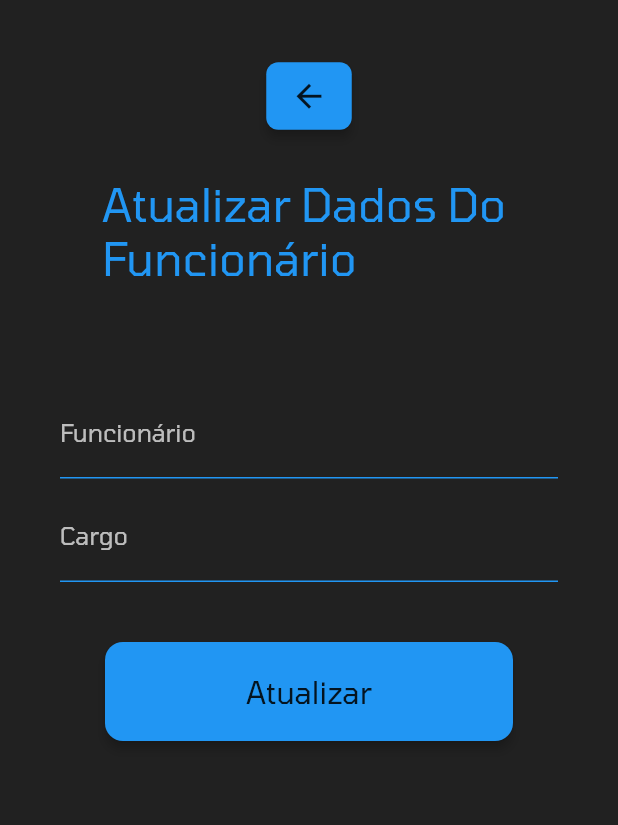
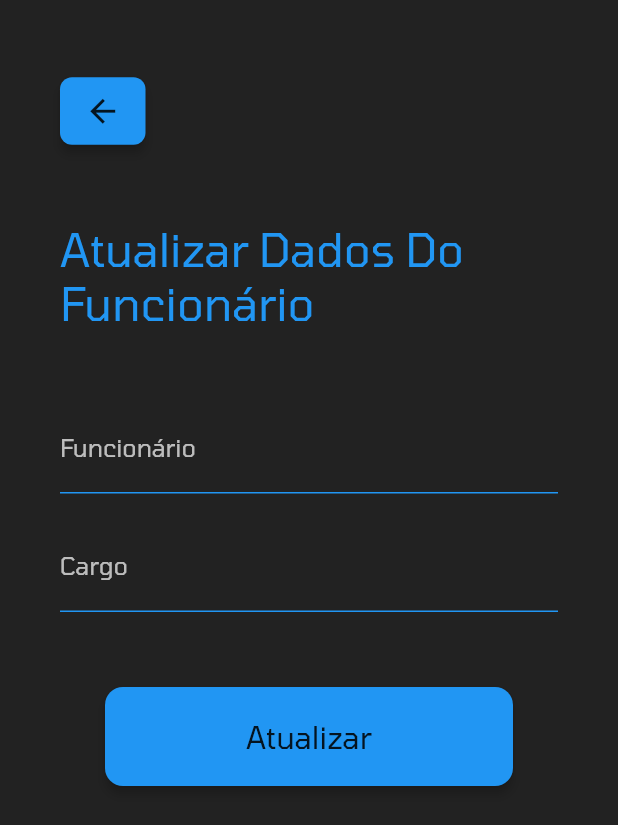
Before and after one commit to edmararocha/emplox_app, a Flutter app: the UpdateFuncPage screen opened by its route, on a phone screen of 412 x 824 dp. Shown: the top 825 px of the screen. Run offline on Flutter 3.47's test engine with Material 2 defaults, Android fonts, the phone set to English and light mode, and no system bars; our stand-ins replace connectivity_plus, dio; network calls fail.

Commit message:
GFX - 10/05

```diff
--- a/lib/src/components/card_item.dart
+++ b/lib/src/components/card_item.dart
@@ -11,8 +11,6 @@ class CardItem extends StatelessWidget {
   Widget build(BuildContext context) {
     return Padding(
       padding: const EdgeInsets.only(right: 15, left: 15),
-      child: GestureDetector(
-        onTap:() { Navigator.pushReplacementNamed(context, '/update_func'); },
         child: Column(
           children: [
             Card(
@@ -41,7 +39,6 @@ class CardItem extends StatelessWidget {
             Container(height: 20,),
           ],
         ),
-      ),
     );
   }
 }
--- a/lib/src/components/field_form.dart
+++ b/lib/src/components/field_form.dart
@@ -1,18 +1,24 @@
 import 'package:flutter/material.dart';
 
 class FieldForm extends StatelessWidget {
-  const FieldForm({ Key? key, required this.labelText, required this.controller}) : super(key: key);
+  const FieldForm({ Key? key, required this.labelText, required this.controller, required this.pwd, this.errorText}) : super(key: key);
 
   final TextEditingController controller;
   final String labelText;
+  final String? errorText;
+  final bool pwd;
 
   @override
   Widget build(BuildContext context) {
     return TextField(
+      style: TextStyle(color: Colors.white),
       controller: controller,
+      obscureText: pwd,
       decoration: InputDecoration(
         labelText: labelText,
+        errorText: errorText,
         labelStyle: const TextStyle(color: Colors.white70),
+        fillColor: Colors.white,
         border: const UnderlineInputBorder(borderSide: BorderSide(color: Colors.blue)),
         enabledBorder: const UnderlineInputBorder(
           borderSide: BorderSide(color: Colors.blue),
--- a/lib/src/presenters/UpdateFuncPresenter.dart
+++ b/lib/src/presenters/UpdateFuncPresenter.dart
@@ -10,38 +10,38 @@ abstract class UpdateFuncContract {
 }
 
 class UpdateFuncPresenter {
-
   final UpdateFuncContract updateFuncContract;
-
-  FuncRepository _funcRepository = FuncRepository();
-
   final state = ValueNotifier<UpdateFuncState>(UpdateFuncState.start);
 
   bool isLoading = false;
+  // bool result = false;
+
+  FuncRepository _funcRepository = FuncRepository();
+  TextEditingController name = TextEditingController();
+  TextEditingController role = TextEditingController();
 
   UpdateFuncPresenter(this.updateFuncContract);
 
-  TextEditingController name = TextEditingController();
-  TextEditingController role = TextEditingController();
-
   updateFuncManangement(name, role, id) async {
-    late bool isRegister;
+     late bool isRegister;
 
     state.value = UpdateFuncState.loading;
     isLoading = true;
     updateFuncContract.loadingManagement();
+
     try {
-      print("oioioi");
+      // print("oioioi");
+
       isRegister = await _funcRepository.fetchUpdateFunc(name, role, id);
-      print(isRegister);
+
+      // print(isRegister);
 
       if (!isRegister) {
         isLoading = false;
         updateFuncContract.loadingManagement();
-        print("isRegister: $isRegister");
+        // print("isRegister: $isRegister");
         updateFuncContract.Success();
       }
-
     } catch (e) {
       state.value = UpdateFuncState.error;
       print(e);
@@ -60,4 +60,4 @@ class UpdateFuncPresenter {
   }
 }
 
-enum UpdateFuncState {start, error, loading}
+enum UpdateFuncState { start, error, loading }
--- a/lib/src/repositories/routes.dart
+++ b/lib/src/repositories/routes.dart
@@ -59,6 +59,7 @@ class Routes {
 
   Future updateFunc(String name, String role, int? id) async {
     String route = baseUrl + "employee/$id";
+
     try {
       var response = await dio.put(route,
       data:  {"name": name, "role": role},
--- a/lib/src/views/login_page.dart
+++ b/lib/src/views/login_page.dart
@@ -14,7 +14,6 @@ class _LoginPageState extends State<LoginPage> {
   Widget build(BuildContext context) {
     return Scaffold(
       body: Container(
-        color: Colors.black87,
         width: MediaQuery.of(context).size.width,
         height: MediaQuery.of(context).size.height,
         child: Padding(
--- a/lib/src/views/update_func.dart
+++ b/lib/src/views/update_func.dart
@@ -6,27 +6,39 @@ import '../components/submit_button.dart';
 import '../presenters/UpdateFuncPresenter.dart';
 
 class UpdateFuncPage extends StatefulWidget {
-  const UpdateFuncPage({ Key? key, this.funcId, this.funcName, this.funcRole }) : super(key: key);
+  const UpdateFuncPage({Key? key, this.id, this.funcName, this.funcRole})
+      : super(key: key);
 
-  final int? funcId;
+  final int? id;
   final String? funcName;
   final String? funcRole;
 
   @override
-  State<UpdateFuncPage> createState() => _UpdateFuncPageState(funcId, funcName, funcRole);
+  State<UpdateFuncPage> createState() =>
+      _UpdateFuncPageState(id, funcName, funcRole);
 }
 
-class _UpdateFuncPageState extends State<UpdateFuncPage> implements UpdateFuncContract {
-
+class _UpdateFuncPageState extends State<UpdateFuncPage>
+    implements UpdateFuncContract {
   late UpdateFuncPresenter presenter;
 
-  final int? funcId;
-  final String? funcName;
-  final String? funcRole;
+  final int? id;
+  final String? name;
+  final String? role;
 
   bool validate = true;
 
-  _UpdateFuncPageState(this.funcId, this.funcName, this.funcRole);
+  _UpdateFuncPageState(this.id, this.name, this.role);
+
+  @override
+  Widget build(BuildContext context) {
+    return Scaffold(
+      body: AnimatedBuilder(
+          animation: presenter.state,
+          builder: (context, child) =>
+              presenter.stateManagement(presenter.state.value)),
+    );
+  }
 
   @override
   void initState() {
@@ -40,26 +52,21 @@ class _UpdateFuncPageState extends State<UpdateFuncPage> implements UpdateFuncCo
   }
 
   @override
-  Widget build(BuildContext context) {
-    return Scaffold(
-        body: AnimatedBuilder(
-          animation: presenter.state,
-          builder: (context, child) => presenter.stateManagement(presenter.state.value)
-        ),
-    );
-  }
-
-  @override
   Error() {
     return Container(
-      color: Colors.black87,
       child: AlertDialog(
         backgroundColor: Colors.black26,
-        title: Text('Erro', style: TextStyle(color: Colors.white),),
+        title: Text(
+          'Erro',
+          style: TextStyle(color: Colors.white),
+        ),
         content: SingleChildScrollView(
           child: ListBody(
             children: <Widget>[
-              Text('Não foi possível atualizar o funcionário!', style: TextStyle(color: Colors.white),),
+              Text(
+                'Não foi possível atualizar o funcionário!',
+                style: TextStyle(color: Colors.white),
+              ),
             ],
           ),
         ),
@@ -77,22 +84,35 @@ class _UpdateFuncPageState extends State<UpdateFuncPage> implements UpdateFuncCo
 
   @override
   Loading() {
-    return presenter.isLoading ? Container(child: Center(child: CircularProgressIndicator()), color: Colors.black87, width: MediaQuery.of(context).size.width, height: MediaQuery.of(context).size.height,) : Container(color: Colors.black87,);
+    return presenter.isLoading
+        ? Container(
+            child: Center(child: CircularProgressIndicator()),
+            width: MediaQuery.of(context).size.width,
+            height: MediaQuery.of(context).size.height,
+          )
+        : Container();
   }
 
   @override
   Start() {
+    print("id: ${widget.id}");
     return Container(
       height: MediaQuery.of(context).size.height,
       width: MediaQuery.of(context).size.width,
-      color: Colors.black87,
       child: Padding(
-        padding: const EdgeInsets.only(right: 40.0,left: 40.0, top: 40.0),
-        child: Column(
+        padding: const EdgeInsets.only(right: 40.0, left: 40.0, top: 50.0),
+        child: ListView(
+          children: [
+            Column(
               mainAxisSize: MainAxisSize.min,
+              crossAxisAlignment:  CrossAxisAlignment.start,
               children: [
-            ButtonBack(route: '/home',),
-            Container(height: 30,),
+                 ButtonBack(
+                  route: '/home',
+                ),
+                Container(
+                  height: 50,
+                ),
                 Text(
                   '''Atualizar Dados Do \nFuncionário''',
                   style: TextStyle(
@@ -101,15 +121,37 @@ class _UpdateFuncPageState extends State<UpdateFuncPage> implements UpdateFuncCo
                   ),
                   textAlign: TextAlign.start,
                 ),
-            Container(height: 70,),
-
-            FieldForm(labelText: "Funcionário", controller: presenter.name),
-            Container(height: 10,),
-            FieldForm(labelText: "Cargo", controller: presenter.role),
-            Container(height: 40,),
-            SubmitButton(text: "Atualizar", onPressed: () {
-              presenter.updateFuncManangement(presenter.name.text, presenter.role.text, funcId);
+              ]
+            ),
+            Container(
+              height: 50,
+            ),
+            FieldForm(labelText: "Funcionário", controller: presenter.name, pwd: false, errorText: validate ? null : "Campo obrigatório",),
+            Container(
+              height: 20,
+            ),
+            FieldForm(labelText: "Cargo", controller: presenter.role, pwd: false, errorText: validate ? null : "Campo obrigatório"),
+            Container(
+              height: 50,
+            ),
+            Padding(
+              padding: const EdgeInsets.only(left: 30, right: 30),
+              child: SubmitButton(
+                text: "Atualizar",
+                onPressed: () {
+                  if (presenter.name.text.isEmpty) {
+                    validate = false;
+                    this.loadingManagement();
+                  } else if (presenter.role.text.isEmpty) {
+                    validate = false;
+                    this.loadingManagement();
+                  } else {
+                    validate = true;
+                    presenter.updateFuncManangement(
+                      presenter.name.text, presenter.role.text, widget.id);
+                  }
                 },
+              ),
             ),
           ],
         ),
--- a/pubspec.yaml
+++ b/pubspec.yaml
@@ -32,6 +32,7 @@ dependencies:
 
   flutter_native_splash: ^1.1.8+4
   flutter_launcher_icons: ^0.9.0
+  connectivity_plus: ^2.3.0
   # The following adds the Cupertino Icons font to your application.
   # Use with the CupertinoIcons class for iOS style icons.
   cupertino_icons: ^1.0.2
```
Also changed, not shown: lib/src/app_widget.dart (+9 -1 lines), lib/src/presenters/LoginPresenter.dart (+11 -0 lines), lib/src/views/add_func.dart (+27 -11 lines), lib/src/views/home_page.dart (+82 -32 lines), lib/src/views/login_form_page.dart (+14 -12 lines), lib/src/views/register_page.dart (+79 -26 lines), pubspec.lock, 4 other files. Lines whose indentation alone changed are shown as unchanged.
